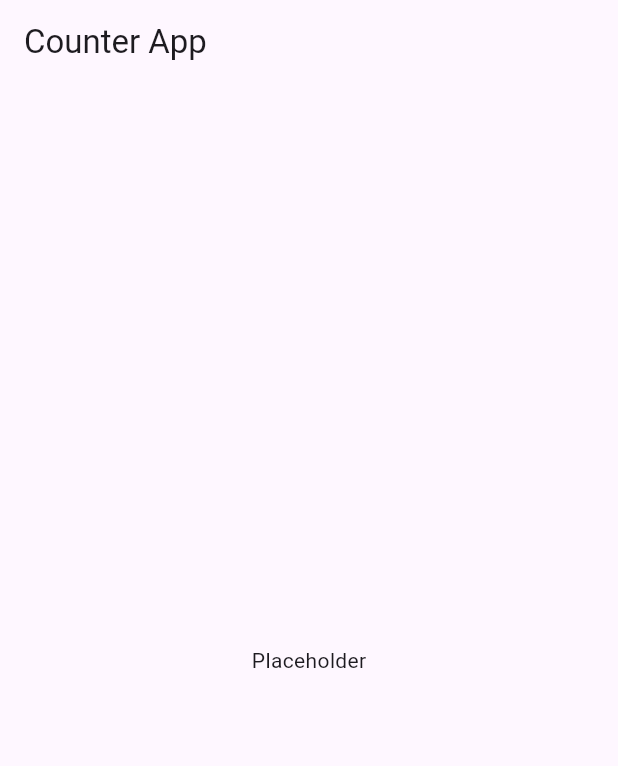
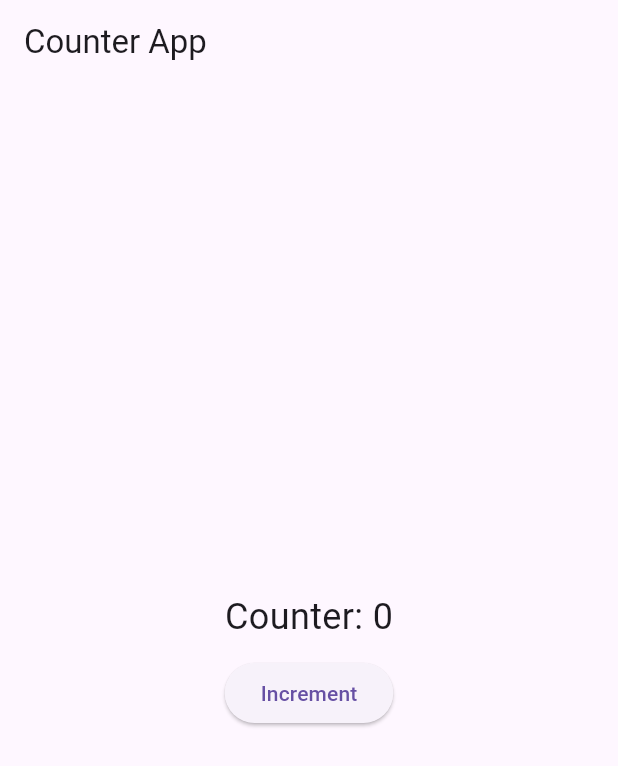
Before and after one commit to anguyen221/counter_app, a Flutter app: the screen it shows after launch, on a phone screen of 412 x 824 dp. Shown: the top 766 px of the screen. Run offline on Flutter 3.47's test engine with Material 3 defaults, Android fonts, the phone set to English and light mode, and no system bars.

Commit message:
Added counter button and functionality

```diff
--- a/lib/main.dart
+++ b/lib/main.dart
@@ -18,13 +18,39 @@ class CounterApp extends StatelessWidget {
   }
 }
 
-class HomeScreen extends StatelessWidget {
+class HomeScreen extends StatefulWidget {
   const HomeScreen({super.key});
+
+  @override
+  HomeScreenState createState() => HomeScreenState();
+}
+
+class HomeScreenState extends State<HomeScreen> {
+  int counter = 0;
+
+  void incrementCounter() {
+    setState(() {
+      counter++;
+    });
+  }
+
   @override
   Widget build(BuildContext context) {
     return Scaffold(
       appBar: AppBar(title: Text('Counter App')),
-      body: Center(child: Text('Placeholder')),
+      body: Center(
+        child: Column(
+          mainAxisAlignment: MainAxisAlignment.center,
+          children: [
+            Text('Counter: $counter', style: TextStyle(fontSize: 24)),
+            SizedBox(height: 10),
+            ElevatedButton(
+              onPressed: incrementCounter,
+              child: Text('Increment'),
+            ),
+          ],
+        ),
+      ),
     );
   }
 }
```
